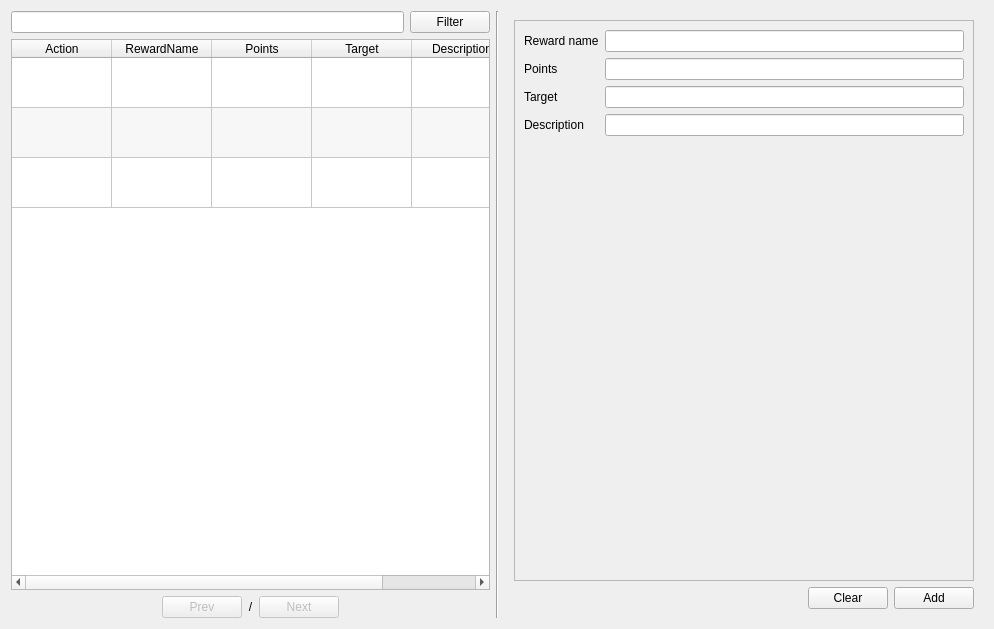
First picture: the form in app/views/templates/ManageReward.ui, repository rondalefloyd/mts-pos, before the edit.
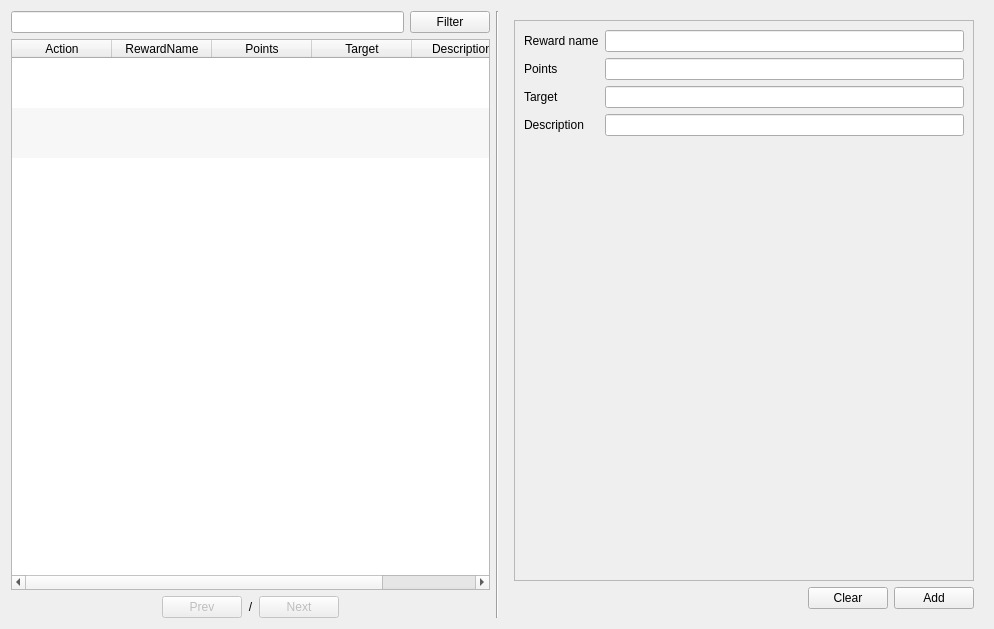
Second picture: the form after the edit.

Diff of the .ui file:
```diff
--- a/app/views/templates/ManageReward.ui
+++ b/app/views/templates/ManageReward.ui
@@ -44,6 +44,9 @@
        <property name="horizontalScrollMode">
         <enum>QAbstractItemView::ScrollPerPixel</enum>
        </property>
+       <property name="showGrid">
+        <bool>false</bool>
+       </property>
        <property name="gridStyle">
         <enum>Qt::SolidLine</enum>
        </property>
```
